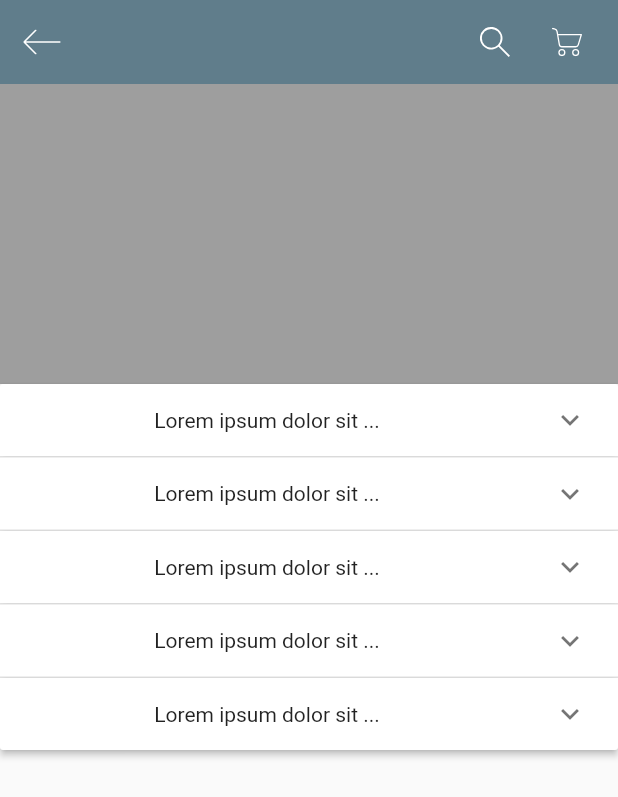
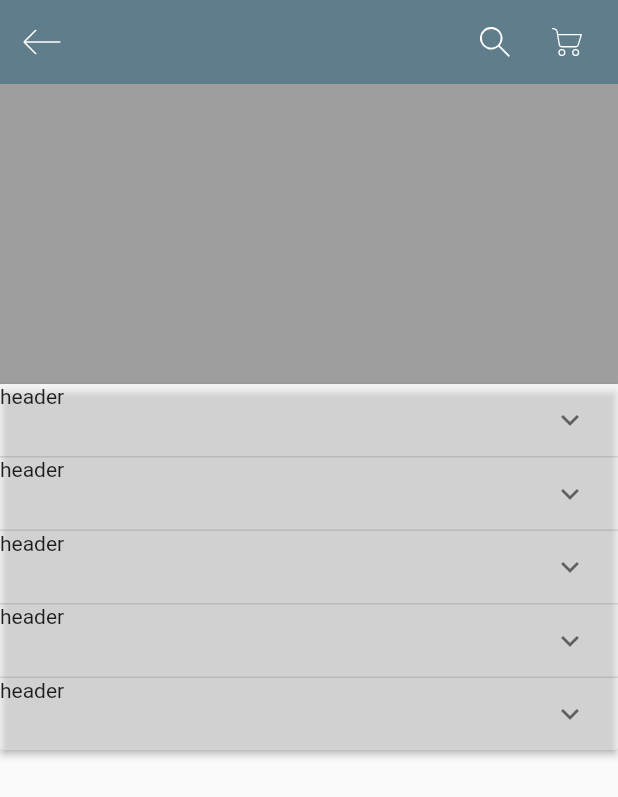
Before and after one commit to phatnguyen1006/Joolux_App__v1, a Flutter app: the DetailsScreen screen opened directly, on a phone screen of 412 x 824 dp. Shown: the top 797 px of the screen. Run offline on Flutter 3.47's test engine with Material 2 defaults, Android fonts, the phone set to English and light mode, and no system bars; our stand-ins replace flutter_svg.

Commit message:
Khue-detail page

```diff
--- a/lib/widgets/Home/components/Common/item_card.dart
+++ b/lib/widgets/Home/components/Common/item_card.dart
@@ -5,7 +5,7 @@ import '../../../../models/products/products.dart';
 import '../../../../constants.dart';
 import '../../../product_details_page/details_page.dart';
 
-Padding itemGridView() {
+Padding productsGridView() {
   return Padding(
     padding: const EdgeInsets.symmetric(horizontal: DefaultPadding),
     child: GridView.builder(
--- a/lib/widgets/Home/tabs_screen/discovery_body.dart
+++ b/lib/widgets/Home/tabs_screen/discovery_body.dart
@@ -72,7 +72,7 @@ class DiscoveryBody extends StatelessWidget {
             ),
           ),
         ),
-        itemGridView(),
+        productsGridView(),
         Footer(size: size),
       ],
     );
--- a/lib/widgets/product_details_page/details_page.dart
+++ b/lib/widgets/product_details_page/details_page.dart
@@ -27,6 +27,15 @@ class DetailsScreen extends StatelessWidget {
   }
 }
 
+class ProductInfo {
+  bool isExpanded;
+  final String header;
+  final String body;
+
+  ProductInfo(
+      {required this.header, required this.body, required this.isExpanded});
+}
+
 class ExpandingItems extends StatefulWidget {
   ExpandingItems({Key? key}) : super(key: key);
 
@@ -35,30 +44,35 @@ class ExpandingItems extends StatefulWidget {
 }
 
 class _ExpandingItemsState extends State<ExpandingItems> {
-  List<bool> _isExpanded = List.generate(5, (_) => false);
+  List<ProductInfo> _productinfo = <ProductInfo>[
+    ProductInfo(header: "header", body: "body", isExpanded: false),
+    ProductInfo(header: "header", body: "body", isExpanded: false),
+    ProductInfo(header: "header", body: "body", isExpanded: false),
+    ProductInfo(header: "header", body: "body", isExpanded: false),
+    ProductInfo(header: "header", body: "body", isExpanded: false),
+  ];
 
   @override
   Widget build(BuildContext context) {
     return SingleChildScrollView(
+      physics: const NeverScrollableScrollPhysics(),
       child: Container(
         child: ExpansionPanelList(
           expansionCallback: (index, isExpanded) => setState(() {
-            _isExpanded[index] = !isExpanded;
+            _productinfo[index].isExpanded = !isExpanded;
           }),
-          children: [
-            for (int i = 0; i < 5; i++)
-              ExpansionPanel(
-                body: ListTile(
-                    subtitle: Text(
-                        "... amet, consectetur adipiscing elit. Nullam ultricies porta rutrum. Vivamus id ultrices velit. Sed tellus lorem, egestas ac magna non, fringilla sagittis erat. Interdum et malesuada fames ac ante ipsum primis in faucibus. Fusce tempor mi et eleifend fermentum. Sed quis molestie nunc.")),
-                headerBuilder: (_, isExpanded) {
-                  return Center(
-                    child: Text("Lorem ipsum dolor sit ..."),
-                  );
-                },
-                isExpanded: _isExpanded[i],
-              )
-          ],
+          children: _productinfo
+              .map((info) => ExpansionPanel(
+                  backgroundColor: Colors.white38,
+                  canTapOnHeader: true,
+                  headerBuilder: (context, isExpanded) {
+                    return Text(info.header);
+                  },
+                  isExpanded: info.isExpanded,
+                  body: Container(
+                    child: Text(info.body),
+                  )))
+              .toList(),
         ),
       ),
     );
```
